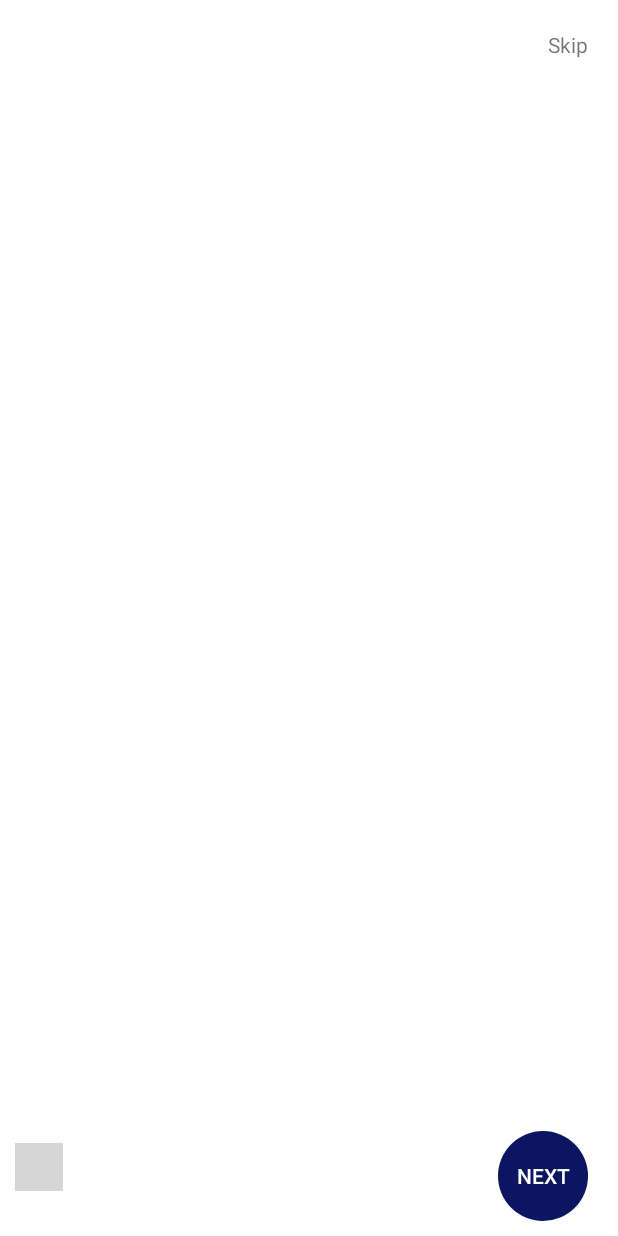
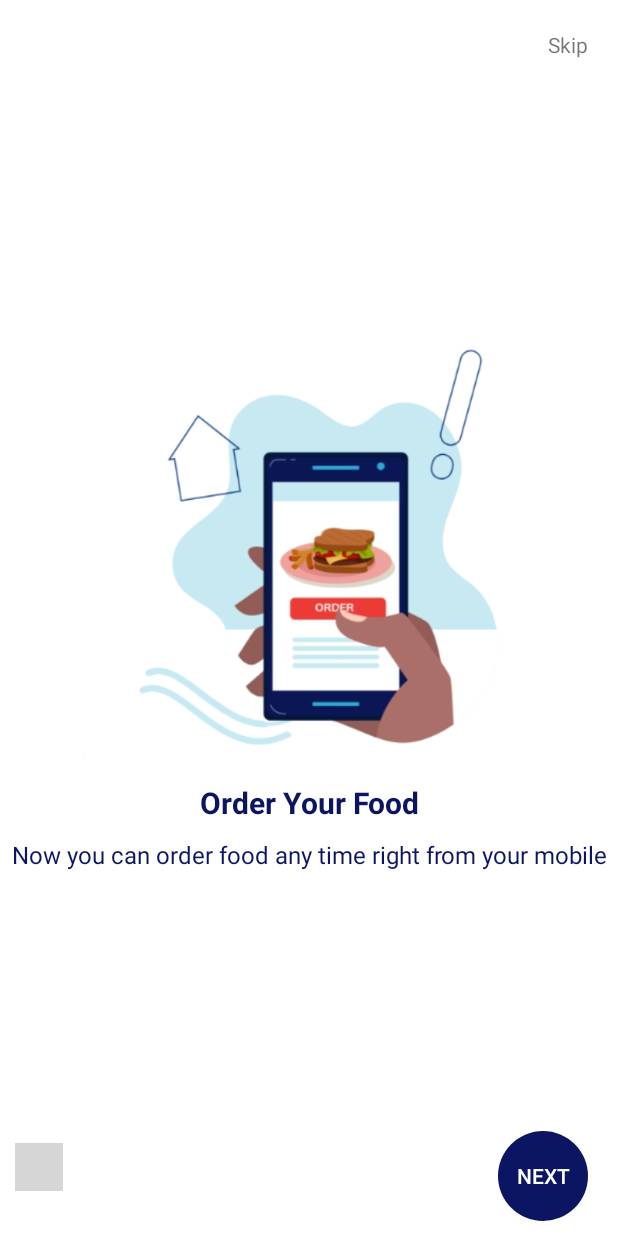
Before and after one commit to nur66/Walkthrough-Screem, an Android app: the screen it shows after launch (MainActivity), on a phone screen of 412 x 824 dp. Run offline under Robolectric (Android 15) with nearby library versions, the phone set to English and light mode, and no system bars; libraries missing offline, so code that uses them is left out: com.tbuonomo.viewpagerdotsindicator; plain views replace WormDotsIndicator; 2 statements that could not run were skipped; grey boxes are pictures that could not be loaded.

Commit message:
Model, RecyclerView, Adapter

```diff
--- a/app/src/main/AndroidManifest.xml
+++ b/app/src/main/AndroidManifest.xml
@@ -13,6 +13,9 @@
         android:theme="@style/Theme.WalkthroughScreem"
         tools:targetApi="31">
         <activity
+            android:name=".HomeActivity"
+            android:exported="false" />
+        <activity
             android:name=".MainActivity"
             android:exported="true">
             <intent-filter>
--- a/app/src/main/java/com/example/walkthroughscreem/MainActivity.kt
+++ b/app/src/main/java/com/example/walkthroughscreem/MainActivity.kt
@@ -1,11 +1,60 @@
 package com.example.walkthroughscreem
 
+import android.content.Intent
 import androidx.appcompat.app.AppCompatActivity
 import android.os.Bundle
+import android.widget.Button
+import android.widget.TextView
+import androidx.viewpager2.widget.ViewPager2
+import com.tbuonomo.viewpagerdotsindicator.WormDotsIndicator
 
 class MainActivity : AppCompatActivity() {
+
+    var adapter:OnBoardingAdapter? = null
+    var list:ArrayList<OnBoardinglemModel>? = ArrayList()
     override fun onCreate(savedInstanceState: Bundle?) {
         super.onCreate(savedInstanceState)
         setContentView(R.layout.activity_main)
+
+        list!!.add(
+            OnBoardinglemModel(
+            R.drawable.one,
+            "Order Your Food",
+            "Now you can order food any time right from your mobile"
+        )
+        )
+
+        list!!.add(OnBoardinglemModel(
+            R.drawable.two,
+            "Cooking safe food",
+            "We are maintain safety and we keep clien while making food"
+        ))
+
+        list!!.add(OnBoardinglemModel(
+            R.drawable.three,
+            "Quick Delivery",
+            "Order your favorite meals will be immediately deliver"
+        ))
+
+        adapter = OnBoardingAdapter(list!!)
+        var viewPager = findViewById<ViewPager2>(R.id.view_pager)
+        viewPager.adapter = adapter
+        var wormIndicator = findViewById<WormDotsIndicator>(R.id.indicator)
+        wormIndicator.setViewPager2(viewPager)
+        var btnNext = findViewById<Button>(R.id.btn_next)
+        var btnSkip = findViewById<TextView>(R.id.tv_skip)
+        btnNext.setOnClickListener{
+            if (viewPager.currentItem+1 < adapter!!.itemCount){
+                viewPager.currentItem += 1
+            }else{
+                var intent = Intent(this@MainActivity,HomeActivity::class.java)
+                startActivity(intent)
+            }
+        }
+
+        btnSkip.setOnClickListener {
+            var intent = Intent(this@MainActivity,HomeActivity::class.java)
+            startActivity(intent)
+        }
     }
 }
--- a/app/src/main/java/com/example/walkthroughscreem/OnBoardingAdapter.kt
+++ b/app/src/main/java/com/example/walkthroughscreem/OnBoardingAdapter.kt
@@ -1,27 +1,37 @@
 package com.example.walkthroughscreem
 
+import android.view.LayoutInflater
 import android.view.View
 import android.view.ViewGroup
 import android.widget.ImageView
 import android.widget.TextView
 import androidx.recyclerview.widget.RecyclerView
 
-class OnBoardingAdapter(var list:ArrayList<OnBoardinglemModel>) : RecyclerView.Adapter<OnBoardingAdapter.ViewHolder>() {
-    class ViewHolder(view : View) : RecyclerView.ViewHolder(view) {
+class OnBoardingAdapter(var list:ArrayList<OnBoardinglemModel>) :
+    RecyclerView.Adapter<OnBoardingAdapter.OnBoardingViewHolder>() {
+    class OnBoardingViewHolder(view : View) : RecyclerView.ViewHolder(view) {
         var image = view.findViewById<ImageView>(R.id.img)
         var title = view.findViewById<TextView>(R.id.tv_title)
         var desc = view.findViewById<TextView>(R.id.tv_desc)
+
+        fun bind(model:OnBoardinglemModel){
+            image.setImageResource(model.image)
+            title.text = model.title
+            desc.text = model.description
+        }
     }
 
-    override fun onCreateViewHolder(parent: ViewGroup, viewType: Int): ViewHolder {
-        TODO("Not yet implemented")
+    override fun onCreateViewHolder(parent: ViewGroup, viewType: Int): OnBoardingViewHolder {
+        return OnBoardingViewHolder(
+            LayoutInflater.from(parent.context).inflate(R.layout.item_layout, parent, false)
+        )
     }
 
     override fun getItemCount(): Int {
-        TODO("Not yet implemented")
+        return list.size
     }
 
-    override fun onBindViewHolder(holder: ViewHolder, position: Int) {
-        TODO("Not yet implemented")
+    override fun onBindViewHolder(holder: OnBoardingViewHolder, position: Int) {
+        holder.bind(list[position])
     }
 }
```
Also changed, not shown: app/src/main/java/com/example/walkthroughscreem/HomeActivity.kt (added, +11 -0 lines), app/src/main/res/layout/activity_home.xml (added, +9 -0 lines).
